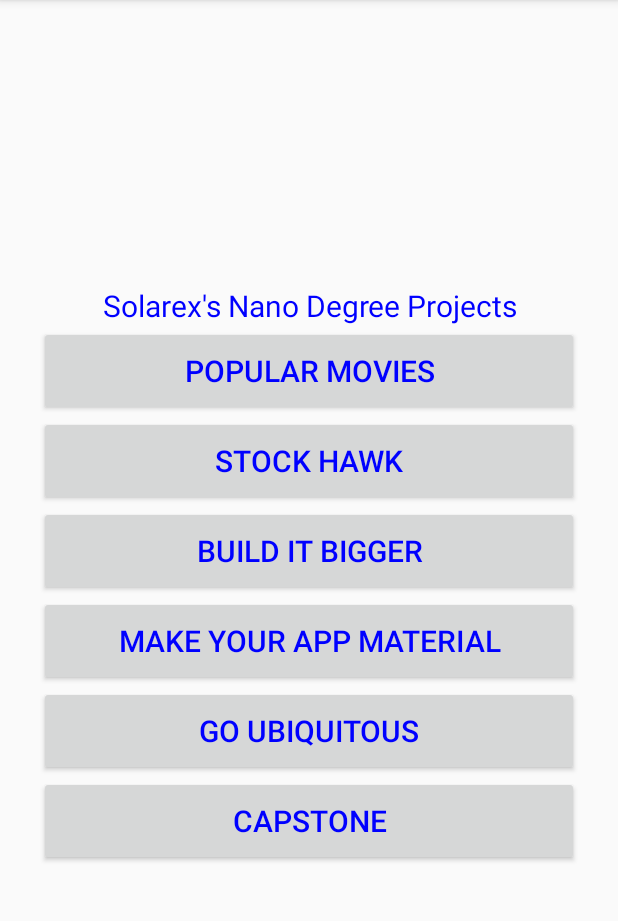
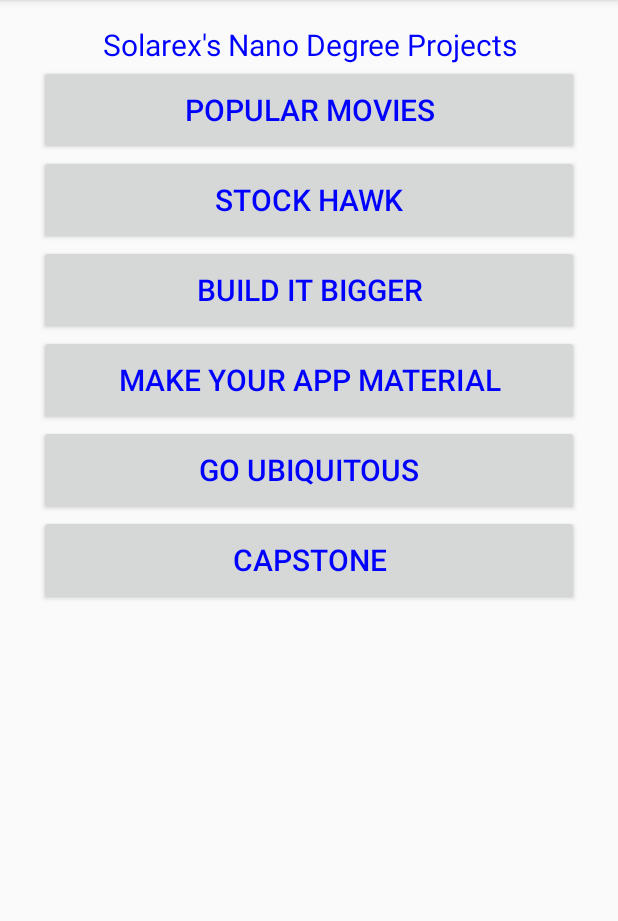
Before and after one commit to Solarex/ND-Project0, an Android app: the screen it shows after launch (MainActivity), after a tap on "POPULAR MOVIES", on a phone screen of 412 x 824 dp, the part 84-1005 px from its top. Run offline under Robolectric (Android 15) with nearby library versions, the phone set to English and light mode, and no system bars.

Commit message:
change the code according the review

```diff
--- a/app/src/main/java/org/solarex/ndp0/MainActivity.java
+++ b/app/src/main/java/org/solarex/ndp0/MainActivity.java
@@ -8,10 +8,11 @@ import android.view.View;
 import android.widget.Button;
 import android.widget.Toast;
 
-public class MainActivity extends AppCompatActivity implements View.OnClickListener{
+public class MainActivity extends AppCompatActivity {
 
-    private Button mBtn0,mBtn1,mBtn2,mBtn3,mBtn4,mBtn5;
+    private Button mBtn0, mBtn1, mBtn2, mBtn3, mBtn4, mBtn5;
     private Resources mRes;
+
     @Override
     protected void onCreate(Bundle savedInstanceState) {
         super.onCreate(savedInstanceState);
@@ -19,55 +20,29 @@ public class MainActivity extends AppCompatActivity implements View.OnClickListe
         initView();
     }
 
-    @Override
-    public void onClick(View v) {
-        switch (v.getId()){
-            case R.id.main_btn_0:
-                showToast(mBtn0.getText().toString());
-                break;
-            case R.id.main_btn_1:
-                showToast(mBtn1.getText().toString());
-                break;
-            case R.id.main_btn_2:
-                showToast(mBtn2.getText().toString());
-                break;
-            case R.id.main_btn_3:
-                showToast(mBtn3.getText().toString());
-                break;
-            case R.id.main_btn_4:
-                showToast(mBtn4.getText().toString());
-                break;
-            case R.id.main_btn_5:
-                showToast(mBtn5.getText().toString());
-                break;
-            default:
-                break;
-        }
+    private void initView() {
+        mBtn0 = (Button) findViewById(R.id.main_btn_0);
+        mBtn1 = (Button) findViewById(R.id.main_btn_1);
+        mBtn2 = (Button) findViewById(R.id.main_btn_2);
+        mBtn3 = (Button) findViewById(R.id.main_btn_3);
+        mBtn4 = (Button) findViewById(R.id.main_btn_4);
+        mBtn5 = (Button) findViewById(R.id.main_btn_5);
     }
 
-    private void initView(){
-        mBtn0 = (Button)findViewById(R.id.main_btn_0);
-        mBtn1 = (Button)findViewById(R.id.main_btn_1);
-        mBtn2 = (Button)findViewById(R.id.main_btn_2);
-        mBtn3 = (Button)findViewById(R.id.main_btn_3);
-        mBtn4 = (Button)findViewById(R.id.main_btn_4);
-        mBtn5 = (Button)findViewById(R.id.main_btn_5);
-        mBtn0.setOnClickListener(this);
-        mBtn1.setOnClickListener(this);
-        mBtn2.setOnClickListener(this);
-        mBtn3.setOnClickListener(this);
-        mBtn4.setOnClickListener(this);
-        mBtn5.setOnClickListener(this);
-    }
-
-    private void showToast(String str){
-        if (mRes == null){
+    private void showToast(String str) {
+        if (mRes == null) {
             mRes = getResources();
         }
-        if (!TextUtils.isEmpty(str)){
-            Toast.makeText(this, String.format(mRes.getString(R.string.main_btn_click), str), Toast.LENGTH_SHORT).show();
+        if (!TextUtils.isEmpty(str)) {
+            Toast.makeText(this, String.format(mRes.getString(R.string.main_btn_click), str),
+                    Toast.LENGTH_SHORT).show();
         } else {
             Toast.makeText(this, "Error", Toast.LENGTH_SHORT).show();
         }
     }
+
+    public void buttonClick(View view) {
+        String str = ((Button) view).getText().toString();
+        showToast(str);
+    }
 }
--- a/app/src/main/res/layout/activity_main.xml
+++ b/app/src/main/res/layout/activity_main.xml
@@ -4,53 +4,78 @@
     xmlns:tools="http://schemas.android.com/tools"
     android:layout_width="match_parent"
     android:layout_height="match_parent"
+    android:gravity="center"
+    android:orientation="vertical"
     android:paddingBottom="@dimen/activity_vertical_margin"
     android:paddingLeft="@dimen/activity_horizontal_margin"
     android:paddingRight="@dimen/activity_horizontal_margin"
     android:paddingTop="@dimen/activity_vertical_margin"
-    android:gravity="center"
-    android:orientation="vertical"
     tools:context="org.solarex.ndp0.MainActivity">
 
+    <ScrollView
+        android:layout_width="match_parent"
+        android:layout_height="match_parent">
+
+        <LinearLayout
+            android:layout_width="match_parent"
+            android:layout_height="match_parent"
+            android:gravity="center"
+            android:orientation="vertical">
+
             <TextView
+                style="@style/ndp0_text"
                 android:layout_width="wrap_content"
                 android:layout_height="wrap_content"
-        style="@style/ndp0_text"
+                android:onClick="buttonClick"
                 android:text="@string/main_title"/>
+
             <Button
                 android:id="@+id/main_btn_0"
                 style="@style/ndp0_text"
-        android:text="@string/main_btn_0"
                 android:layout_width="@dimen/main_btn_width"
-        android:layout_height="@dimen/main_btn_height"/>
+                android:layout_height="@dimen/main_btn_height"
+                android:onClick="buttonClick"
+                android:text="@string/main_btn_0"/>
+
             <Button
                 android:id="@+id/main_btn_1"
                 style="@style/ndp0_text"
-        android:text="@string/main_btn_1"
                 android:layout_width="@dimen/main_btn_width"
-        android:layout_height="@dimen/main_btn_height"/>
+                android:layout_height="@dimen/main_btn_height"
+                android:onClick="buttonClick"
+                android:text="@string/main_btn_1"/>
+
             <Button
                 android:id="@+id/main_btn_2"
                 style="@style/ndp0_text"
-        android:text="@string/main_btn_2"
                 android:layout_width="@dimen/main_btn_width"
-        android:layout_height="@dimen/main_btn_height"/>
+                android:layout_height="@dimen/main_btn_height"
+                android:onClick="buttonClick"
+                android:text="@string/main_btn_2"/>
+
             <Button
                 android:id="@+id/main_btn_3"
                 style="@style/ndp0_text"
-        android:text="@string/main_btn_3"
                 android:layout_width="@dimen/main_btn_width"
-        android:layout_height="@dimen/main_btn_height"/>
+                android:layout_height="@dimen/main_btn_height"
+                android:onClick="buttonClick"
+                android:text="@string/main_btn_3"/>
+
             <Button
                 android:id="@+id/main_btn_4"
                 style="@style/ndp0_text"
-        android:text="@string/main_btn_4"
                 android:layout_width="@dimen/main_btn_width"
-        android:layout_height="@dimen/main_btn_height"/>
+                android:layout_height="@dimen/main_btn_height"
+                android:onClick="buttonClick"
+                android:text="@string/main_btn_4"/>
+
             <Button
                 android:id="@+id/main_btn_5"
                 style="@style/ndp0_text"
-        android:text="@string/main_btn_5"
                 android:layout_width="@dimen/main_btn_width"
-        android:layout_height="@dimen/main_btn_height"/>
+                android:layout_height="@dimen/main_btn_height"
+                android:onClick="buttonClick"
+                android:text="@string/main_btn_5"/>
         </LinearLayout>
+    </ScrollView>
+</LinearLayout>
```
Lines whose indentation alone changed are shown as unchanged.
